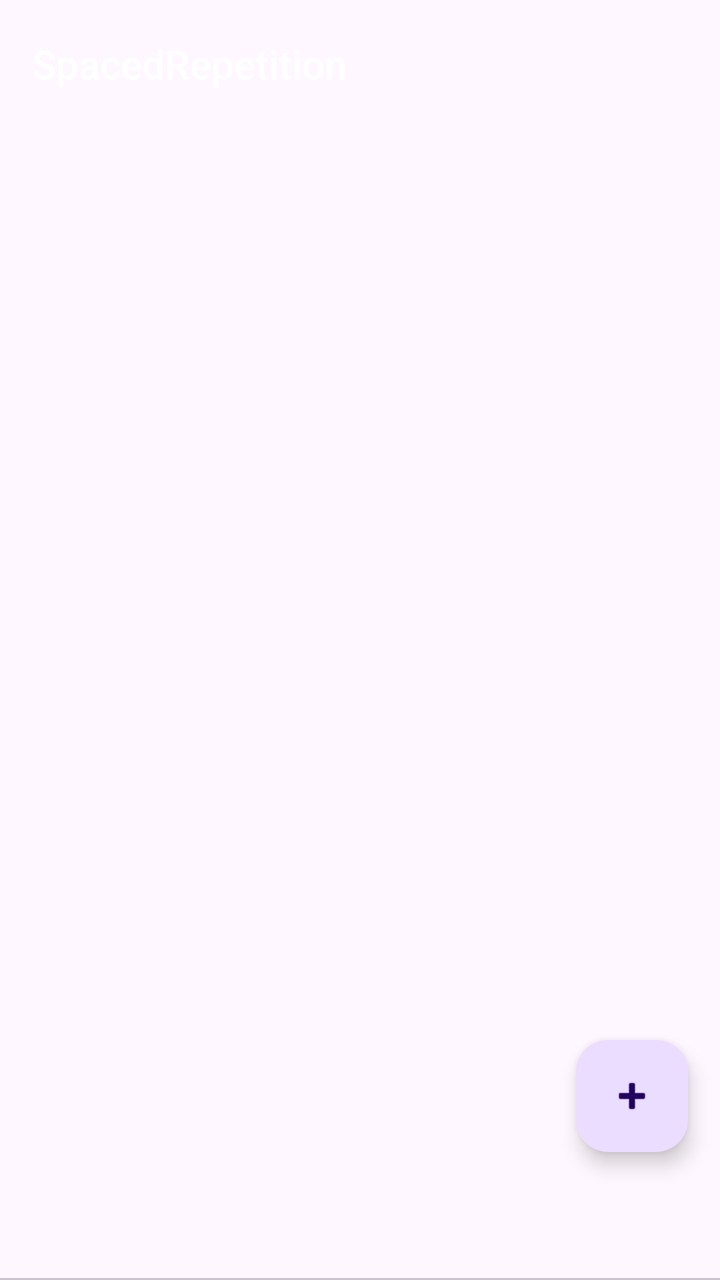
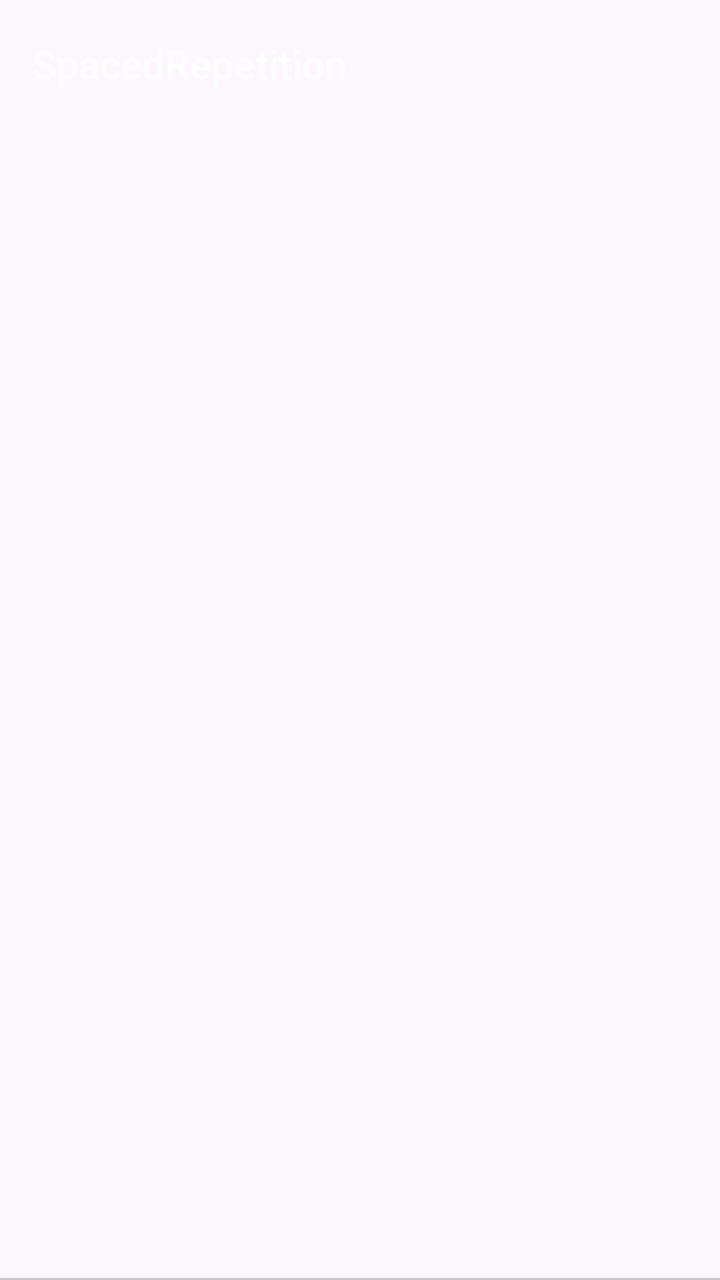

An Android layout rendered at two revisions. The XML below is the earlier revision; the diff shows what the commit changed to produce the second picture.
<!-- AndroidManifest.xml: activity theme Theme.SpacedRepetition.NoActionBar -->
<!-- res/layout/activity_default.xml -->
<?xml version="1.0" encoding="utf-8"?>
<androidx.coordinatorlayout.widget.CoordinatorLayout xmlns:android="http://schemas.android.com/apk/res/android"
    xmlns:app="http://schemas.android.com/apk/res-auto"
    xmlns:tools="http://schemas.android.com/tools"
    android:id="@+id/main"
    android:layout_width="match_parent"
    android:layout_height="match_parent"
    tools:context=".DefaultActivity">

    <com.google.android.material.appbar.AppBarLayout
        android:layout_width="match_parent"
        android:layout_height="wrap_content"
        android:theme="@style/Theme.SpacedRepetition.AppBarOverlay">

        <TextView
            android:id="@+id/title"
            android:layout_width="wrap_content"
            android:layout_height="wrap_content"
            android:gravity="center"
            android:minHeight="?actionBarSize"
            android:padding="@dimen/appbar_padding"
            android:text="@string/app_name"
            android:textAppearance="@style/TextAppearance.Widget.AppCompat.Toolbar.Title" />

    </com.google.android.material.appbar.AppBarLayout>

    <androidx.viewpager.widget.ViewPager
        android:id="@+id/view_pager"
        android:layout_width="match_parent"
        android:layout_height="match_parent"
        app:layout_behavior="@string/appbar_scrolling_view_behavior" />

    <com.google.android.material.tabs.TabLayout
        android:id="@+id/tabs"
        android:layout_width="match_parent"
        android:layout_height="wrap_content"
        android:layout_gravity="bottom" />

    <com.google.android.material.floatingactionbutton.FloatingActionButton
        android:id="@+id/fab"
        android:layout_width="wrap_content"
        android:layout_height="wrap_content"
        android:layout_gravity="bottom|end"
        android:layout_marginEnd="@dimen/fab_margin"
        android:layout_marginBottom="?attr/actionBarSize"
        app:srcCompat="@android:drawable/ic_input_add" />
</androidx.coordinatorlayout.widget.CoordinatorLayout>
<!-- resources referenced by this layout -->
<resources>
  <dimen name="appbar_padding">16dp</dimen>
  <dimen name="fab_margin">16dp</dimen>
  <string name="app_name">SpacedRepetition</string>
  <style name="Theme.SpacedRepetition.AppBarOverlay" parent="ThemeOverlay.AppCompat.Dark.ActionBar" />
  <style name="Theme.SpacedRepetition.NoActionBar">
          <item name="windowActionBar">false</item>
          <item name="windowNoTitle">true</item>
      </style>
</resources>

<!-- the commit's change to res/layout/activity_default.xml (unified diff, before → after) -->
@@ -24,7 +24,7 @@
 
     </com.google.android.material.appbar.AppBarLayout>
 
-    <androidx.viewpager.widget.ViewPager
+    <androidx.viewpager2.widget.ViewPager2
         android:id="@+id/view_pager"
         android:layout_width="match_parent"
         android:layout_height="match_parent"
@@ -36,12 +36,4 @@
         android:layout_height="wrap_content"
         android:layout_gravity="bottom" />
 
-    <com.google.android.material.floatingactionbutton.FloatingActionButton
-        android:id="@+id/fab"
-        android:layout_width="wrap_content"
-        android:layout_height="wrap_content"
-        android:layout_gravity="bottom|end"
-        android:layout_marginEnd="@dimen/fab_margin"
-        android:layout_marginBottom="?attr/actionBarSize"
-        app:srcCompat="@android:drawable/ic_input_add" />
 </androidx.coordinatorlayout.widget.CoordinatorLayout>
<!-- resource entries referenced after the edit -->
@@ -1,7 +1,6 @@
 <!-- resources referenced by this layout -->
 <resources>
   <dimen name="appbar_padding">16dp</dimen>
-  <dimen name="fab_margin">16dp</dimen>
   <string name="app_name">SpacedRepetition</string>
   <style name="Theme.SpacedRepetition.AppBarOverlay" parent="ThemeOverlay.AppCompat.Dark.ActionBar" />
   <style name="Theme.SpacedRepetition.NoActionBar">
